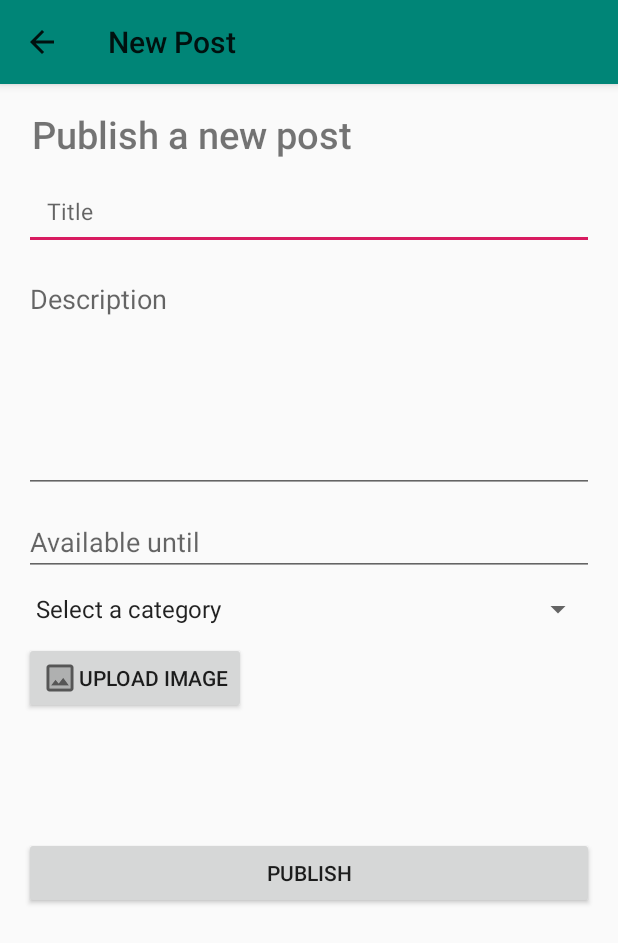
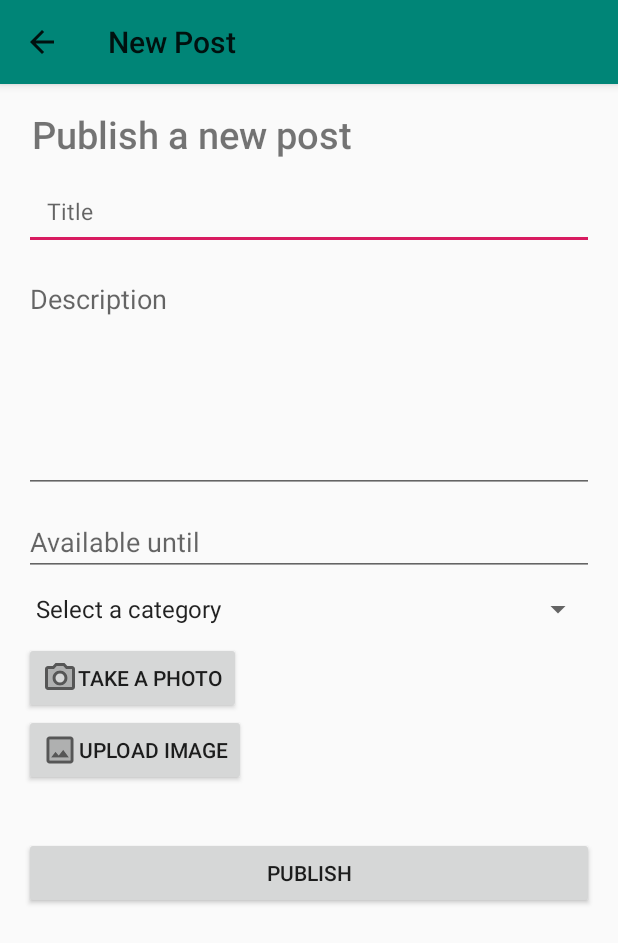
Before and after one commit to simone7687/LiveLight, an Android app: the PostPublisherActivity screen opened directly, with no data from a screen before it, on a phone screen of 412 x 824 dp. Shown: the top 943 px of the screen. Run offline under Robolectric (Android 15) with nearby library versions, the phone set to English and light mode, and no system bars; our stand-ins replace Firebase (no records; nobody signed in at launch, a user with empty details on screens opened directly).

Commit message:
Post Publisher (Upload image from Camera)

```diff
--- a/app/src/main/AndroidManifest.xml
+++ b/app/src/main/AndroidManifest.xml
@@ -4,6 +4,7 @@
 
     <uses-permission android:name="android.permission.INTERNET" />
     <uses-permission android:name="android.permission.READ_EXTERNAL_STORAGE" />
+    <uses-permission android:name="android.permission.CAMERA" />
 
     <application
         android:allowBackup="true"
--- /dev/null
+++ b/app/src/main/res/drawable/ic_twotone_photo_camera_24.xml
@@ -0,0 +1,15 @@
+<vector xmlns:android="http://schemas.android.com/apk/res/android"
+    android:width="24dp"
+    android:height="24dp"
+    android:viewportWidth="24"
+    android:viewportHeight="24"
+    android:tint="?attr/colorControlNormal">
+    <path
+        android:fillColor="@android:color/white"
+        android:pathData="M20,6h-4.05l-1.83,-2L9.88,4L8.05,6L4,6v12h16L20,6zM12,17c-2.76,0 -5,-2.24 -5,-5s2.24,-5 5,-5 5,2.24 5,5 -2.24,5 -5,5z"
+        android:strokeAlpha="0.3"
+        android:fillAlpha="0.3" />
+    <path
+        android:fillColor="@android:color/white"
+        android:pathData="M4,20h16c1.1,0 2,-0.9 2,-2L22,6c0,-1.1 -0.9,-2 -2,-2h-3.17L15,2L9,2L7.17,4L4,4c-1.1,0 -2,0.9 -2,2v12c0,1.1 0.9,2 2,2zM4,6h4.05l1.83,-2h4.24l1.83,2L20,6v12L4,18L4,6zM12,7c-2.76,0 -5,2.24 -5,5s2.24,5 5,5 5,-2.24 5,-5 -2.24,-5 -5,-5zM12,15c-1.65,0 -3,-1.35 -3,-3s1.35,-3 3,-3 3,1.35 3,3 -1.35,3 -3,3z" />
+</vector>
--- a/app/src/main/res/layout/activity_post_publisher.xml
+++ b/app/src/main/res/layout/activity_post_publisher.xml
@@ -72,6 +72,13 @@
                 android:orientation="vertical">
 
                 <Button
+                    android:id="@+id/button_camera"
+                    android:layout_width="wrap_content"
+                    android:layout_height="wrap_content"
+                    android:drawableStart="@drawable/ic_twotone_photo_camera_24"
+                    android:text="@string/take_photo" />
+
+                <Button
                     android:id="@+id/button_image"
                     android:layout_width="wrap_content"
                     android:layout_height="wrap_content"
--- a/app/src/main/res/values/strings.xml
+++ b/app/src/main/res/values/strings.xml
@@ -9,6 +9,7 @@
     <string name="available_until_date">Available until</string>
     <string name="category_selection">Select a category</string>
     <string name="image_upload">Upload image</string>
+    <string name="take_photo">Take a photo</string>
     <string name="publish">Publish</string>
     <!-- Warning -->
     <string name="empty_input_field">You forgot some fields</string>
```
Also changed, not shown: app/src/main/java/it/uniupo/livelight/post/PostPublisherActivity.kt (+43 -0 lines), 1 other file.
